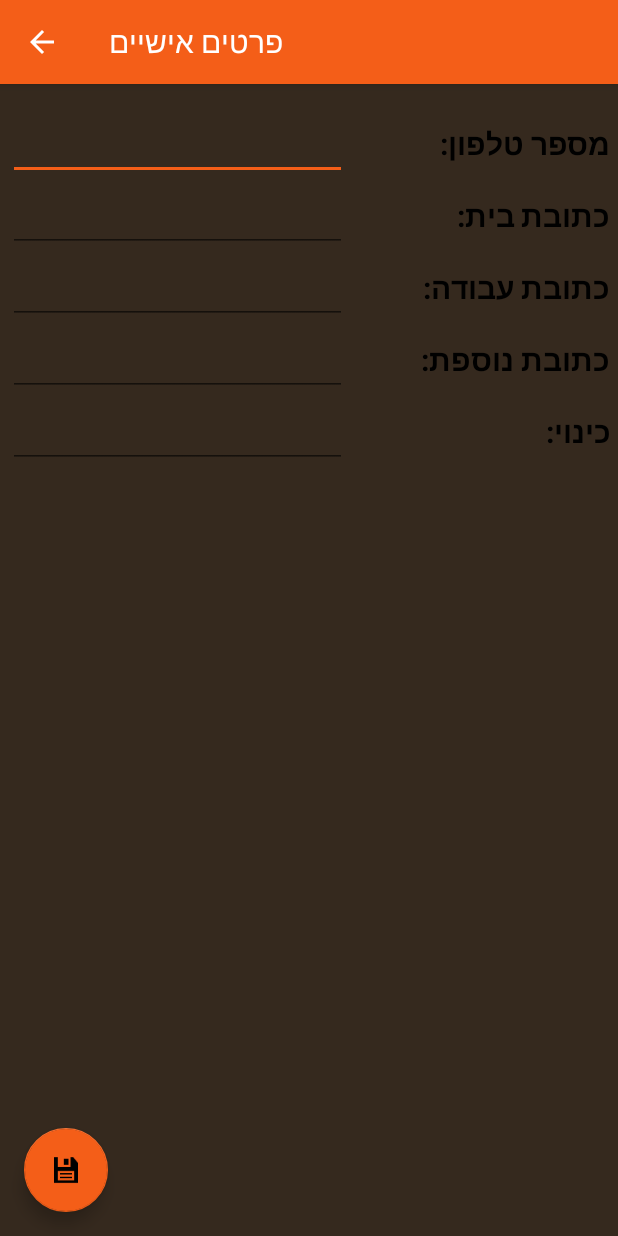
After one commit to MohamedShker/ChickenGrill-master, an Android app: the PersonalInformationActivity screen opened directly, with no data from a screen before it, on a phone screen of 412 x 824 dp. The commit adds this screen. Run offline under Robolectric (Android 15) with nearby library versions, the phone set to English and light mode, and no system bars; our stand-ins replace Firebase (no records; nobody signed in at launch, a user with empty details on screens opened directly); 1 statement that could not run was skipped.

```diff
--- a/app/src/main/java/tm/shker/mohamed/chickengrill/Activities/LoginActivity.java
+++ b/app/src/main/java/tm/shker/mohamed/chickengrill/Activities/LoginActivity.java
@@ -61,8 +61,6 @@ public class LoginActivity extends AppCompatActivity {
     private CallbackManager callBackManager;
     private TextInputLayout emailWrapper;
     private TextInputLayout passWrapper;
-    private AppManager appManager;//for initiating the user level attrbute mealOrderIndex(used in meal sides activity to save meal orders to firbase dataBase.
-
     @Override
     protected void onCreate(Bundle savedInstanceState) {
         super.onCreate(savedInstanceState);
@@ -81,8 +79,6 @@ public class LoginActivity extends AppCompatActivity {
         prepareGoogleBTN();
         Picasso.with(this).load(R.drawable.chicken_gril_logo).error(R.mipmap.ic_launcher).into(logo);
 
-        //init index to 0 for indexing meal order data and saving it in firebase database
-        appManager = (AppManager) getApplication();
     }
 
     private void prepareFacebookBTN() {
--- /dev/null
+++ b/app/src/main/java/tm/shker/mohamed/chickengrill/Activities/PersonalInformationActivity.java
@@ -0,0 +1,238 @@
+package tm.shker.mohamed.chickengrill.Activities;
+
+import android.content.DialogInterface;
+import android.os.Bundle;
+import android.support.annotation.NonNull;
+import android.support.design.widget.FloatingActionButton;
+import android.support.design.widget.Snackbar;
+import android.support.v7.app.AlertDialog;
+import android.support.v7.app.AppCompatActivity;
+import android.support.v7.widget.Toolbar;
+import android.text.Editable;
+import android.text.TextWatcher;
+import android.util.Log;
+import android.view.View;
+import android.widget.EditText;
+import android.widget.Toast;
+
+import com.google.android.gms.tasks.OnFailureListener;
+import com.google.android.gms.tasks.OnSuccessListener;
+import com.google.firebase.auth.FirebaseAuth;
+import com.google.firebase.database.DataSnapshot;
+import com.google.firebase.database.DatabaseError;
+import com.google.firebase.database.DatabaseReference;
+import com.google.firebase.database.FirebaseDatabase;
+import com.google.firebase.database.ValueEventListener;
+
+import java.util.ArrayList;
+
+import tm.shker.mohamed.chickengrill.Managers.Constants;
+import tm.shker.mohamed.chickengrill.Objects.User;
+import tm.shker.mohamed.chickengrill.R;
+
+public class PersonalInformationActivity extends AppCompatActivity {
+    EditText etPIAPhoneNumber, etPIAHomeAddress, etPIAWorkAddress, etPIARandomAddress, etPIANickName;
+    String lastChar, uid;
+    private int PreviousLength;
+    private boolean deleting;
+    DatabaseReference userREF;
+
+
+    @Override
+    protected void onCreate(Bundle savedInstanceState) {
+        super.onCreate(savedInstanceState);
+        setContentView(R.layout.activity_personal_information);
+        Toolbar toolbar = (Toolbar) findViewById(R.id.toolbar);
+        setSupportActionBar(toolbar);
+        getSupportActionBar().setDisplayHomeAsUpEnabled(true);
+
+        //init fields:
+        lastChar = " ";
+        uid = FirebaseAuth.getInstance().getCurrentUser().getUid();
+        userREF = FirebaseDatabase.getInstance().getReference().child("Users").child(uid);
+
+        initViews();
+
+        displayPersonalDetails();
+
+        enablePhoneNumFormatter();
+
+        FloatingActionButton fab = (FloatingActionButton) findViewById(R.id.fab);
+        fab.setOnClickListener(new View.OnClickListener() {
+            @Override
+            public void onClick(View view) {
+                savePhoneNumber();
+                saveAddresses();
+                saveNickName();
+            }
+        });
+
+    }
+
+
+
+    private void initViews() {
+        etPIAPhoneNumber = (EditText) findViewById(R.id.etPIAPhoneNumber);
+        etPIAHomeAddress = (EditText) findViewById(R.id.etPIAHomeAddress);
+        etPIAWorkAddress = (EditText) findViewById(R.id.etPIAWorkAddress);
+        etPIARandomAddress = (EditText) findViewById(R.id.etPIARandomAddress);
+        etPIANickName = (EditText) findViewById(R.id.etPIANickName);
+
+    }
+
+    private void displayPersonalDetails() {
+        userREF.addListenerForSingleValueEvent(new ValueEventListener() {
+            @Override
+            public void onDataChange(DataSnapshot dataSnapshot) {
+                User user = dataSnapshot.getValue(User.class);
+                Log.d(Constants.TAG, user.toString());
+                String phoneNumber = null;
+                String homeAddress = null;
+                String workAddress = null;
+                String randomAddress = null;
+                String nickName = null;
+                if(user != null) {
+                    phoneNumber = user.getPhoneNumber();
+                    nickName = user.getDisplayName();
+                    ArrayList<String> addresses = user.getAddresses();
+                    if(addresses != null && addresses.size()!=0) {
+                        homeAddress = user.getAddresses().get(0);
+                        homeAddress = homeAddress.substring(5);
+                        workAddress = user.getAddresses().get(1);
+                        workAddress = workAddress.substring(7);
+                        randomAddress = user.getAddresses().get(2);
+                    }
+                }
+
+                if (phoneNumber != null && phoneNumber.length()!=0) {
+                    etPIAPhoneNumber.setText(phoneNumber);
+                    etPIAPhoneNumber.setSelection(12);
+                }
+                if (homeAddress != null)
+                    etPIAHomeAddress.setText(homeAddress);
+                if (workAddress != null)
+                    etPIAWorkAddress.setText(workAddress);
+                if (randomAddress != null)
+                    etPIARandomAddress.setText(randomAddress);
+                if(nickName != null)
+                    etPIANickName.setText(nickName);
+            }
+
+            @Override
+            public void onCancelled(DatabaseError databaseError) {
+
+            }
+        });
+    }
+
+    private void savePhoneNumber() {
+        String phoneNumber = etPIAPhoneNumber.getText().toString();
+        if (phoneNumber.length() == 12) {
+            if (validatePhoneNumber()) {
+                userREF.child("phoneNumber").setValue(phoneNumber);
+            }
+        } else {
+            showError("המספר שהכנסת לא תקין, נסה שנית.", etPIAPhoneNumber);
+        }
+    }
+
+    private void saveAddresses() {
+        String homeAddress = etPIAHomeAddress.getText().toString();
+        String workAddress = etPIAWorkAddress.getText().toString();
+        String randomAddress = etPIARandomAddress.getText().toString();
+
+        ArrayList<String> addresses = new ArrayList<>();
+        addresses.add("בית: " +homeAddress);
+        addresses.add("עבודה: " +workAddress);
+        addresses.add(randomAddress);
+
+        userREF.child("addresses").setValue(addresses).addOnSuccessListener(new OnSuccessListener<Void>() {
+            @Override
+            public void onSuccess(Void aVoid) {
+                Toast.makeText(PersonalInformationActivity.this, "הפרטים נשמרו בהצלחה", Toast.LENGTH_SHORT).show();
+            }
+        }).addOnFailureListener(new OnFailureListener() {
+            @Override
+            public void onFailure(@NonNull Exception e) {
+                Toast.makeText(PersonalInformationActivity.this, "בעיה בשמירת פרטים, אנא בדוק את חיבור האינטרנט שלך", Toast.LENGTH_SHORT).show();
+            }
+        });
+    }
+
+    private void saveNickName() {
+        String nickName = etPIANickName.getText().toString();
+        if(nickName.length() !=0){
+            userREF.child("displayName").setValue(nickName);
+        }
+    }
+
+    private void enablePhoneNumFormatter() {
+
+        etPIAPhoneNumber.addTextChangedListener(new TextWatcher() {
+            @Override
+            public void beforeTextChanged(CharSequence s, int start, int count, int after) {
+                int digits = etPIAPhoneNumber.getText().toString().length();
+                if (digits > 1)
+                    lastChar = etPIAPhoneNumber.getText().toString().substring(digits - 1);
+                PreviousLength = s.length();
+            }
+
+            @Override
+            public void onTextChanged(CharSequence s, int start, int before, int count) {
+                deleting = PreviousLength > s.length();
+                int digits = etPIAPhoneNumber.getText().toString().length();
+                if (!deleting) {
+                    if (!lastChar.equals("-")) {
+                        if (digits == 2) {
+                            String areaCode = etPIAPhoneNumber.getText().toString();
+                            checkAreaCode(areaCode);
+                        } else if (digits == 3 || digits == 7) {
+                            etPIAPhoneNumber.append("-");
+                        } else if (digits == 12) {
+                            validatePhoneNumber();
+                        }
+                    }
+                } else {
+                    if (digits == 2) {
+                        etPIAPhoneNumber.setText("");
+                    }
+                }
+            }
+
+            @Override
+            public void afterTextChanged(Editable s) {
+
+            }
+        });
+    }
+
+    private void checkAreaCode(String areaCode) {
+
+        if (areaCode.equals("02") || areaCode.equals("03") || areaCode.equals("04") || areaCode.equals("08") || areaCode.equals("09")) {
+            etPIAPhoneNumber.setText("0" + areaCode);
+            etPIAPhoneNumber.setSelection(4);
+        } else if (!areaCode.equals("05") && !areaCode.equals("07")) {
+            showError("קידומת לא תקינה, נסה שנית", etPIAPhoneNumber);
+            etPIAPhoneNumber.setText("");
+        }
+
+    }
+
+    private boolean validatePhoneNumber() {
+        boolean ans = true;
+        String phoneNum = etPIAPhoneNumber.getText().toString();
+        if (phoneNum.replaceAll("\\D", "").length() != 10) {
+            //show error
+            ans = false;
+            showError("המספר שהכנסת לא תקין, נסה שנית.", etPIAPhoneNumber);
+            etPIAPhoneNumber.setText("");
+        }
+        return ans;
+    }
+
+    private void showError(String exception, View view) {
+        Toast.makeText(this, exception, Toast.LENGTH_SHORT).show();
+    }
+
+
+}
--- /dev/null
+++ b/app/src/main/res/layout/activity_personal_information.xml
@@ -0,0 +1,37 @@
+<?xml version="1.0" encoding="utf-8"?>
+<android.support.design.widget.CoordinatorLayout xmlns:android="http://schemas.android.com/apk/res/android"
+    xmlns:app="http://schemas.android.com/apk/res-auto"
+    xmlns:tools="http://schemas.android.com/tools"
+    android:layout_width="match_parent"
+    android:layout_height="match_parent"
+    android:fitsSystemWindows="true"
+    android:layoutDirection="ltr"
+    tools:context="tm.shker.mohamed.chickengrill.Activities.PersonalInformationActivity">
+
+    <android.support.design.widget.AppBarLayout
+        android:layout_width="match_parent"
+        android:layout_height="wrap_content"
+        android:layoutDirection="ltr"
+        android:theme="@style/AppTheme.AppBarOverlay">
+
+        <android.support.v7.widget.Toolbar
+            android:id="@+id/toolbar"
+            android:layout_width="match_parent"
+            android:layout_height="?attr/actionBarSize"
+            android:background="?attr/colorPrimary"
+            android:layoutDirection="ltr"
+            app:popupTheme="@style/AppTheme.PopupOverlay" />
+
+    </android.support.design.widget.AppBarLayout>
+
+    <include layout="@layout/content_personal_information" />
+
+    <android.support.design.widget.FloatingActionButton
+        android:id="@+id/fab"
+        android:layout_width="wrap_content"
+        android:layout_height="wrap_content"
+        android:layout_gravity="bottom|start"
+        android:layout_margin="@dimen/fab_margin"
+        app:srcCompat="@drawable/ic_action_save" />
+
+</android.support.design.widget.CoordinatorLayout>
--- /dev/null
+++ b/app/src/main/res/layout/content_personal_information.xml
@@ -0,0 +1,165 @@
+<?xml version="1.0" encoding="utf-8"?>
+<RelativeLayout xmlns:android="http://schemas.android.com/apk/res/android"
+    xmlns:app="http://schemas.android.com/apk/res-auto"
+    xmlns:tools="http://schemas.android.com/tools"
+    android:id="@+id/content_personal_information"
+    android:layout_width="match_parent"
+    android:layout_height="match_parent"
+    android:paddingBottom="@dimen/activity_vertical_margin"
+    android:paddingLeft="5dp"
+    android:paddingRight="5dp"
+    android:paddingTop="@dimen/activity_vertical_margin"
+    android:background="@color/orangeyBrown"
+    app:layout_behavior="@string/appbar_scrolling_view_behavior"
+    tools:context="tm.shker.mohamed.chickengrill.Activities.PersonalInformationActivity"
+    tools:showIn="@layout/activity_personal_information">
+
+    <LinearLayout
+        android:layout_width="match_parent"
+        android:layout_height="wrap_content"
+        android:orientation="vertical">
+
+        <LinearLayout
+            android:layout_width="match_parent"
+            android:layout_height="wrap_content"
+            android:orientation="horizontal"
+            android:layoutDirection="ltr">
+
+            <EditText
+                android:layout_width="0dp"
+                android:layout_height="wrap_content"
+                android:layout_weight="2"
+                android:textSize="20sp"
+                android:textColor="@color/white"
+                android:maxLength="12"
+                android:inputType="phone"
+                android:id="@+id/etPIAPhoneNumber"
+                />
+
+            <TextView
+                android:layout_width="0dp"
+                android:layout_height="wrap_content"
+                android:layout_weight="1.5"
+                android:text="מספר טלפון:"
+                android:textSize="20sp"
+                android:textStyle="bold"
+                android:textColor="@color/black"
+                android:layout_marginLeft="5dp"/>
+
+        </LinearLayout>
+
+        <LinearLayout
+            android:layout_width="match_parent"
+            android:layout_height="wrap_content"
+            android:orientation="horizontal"
+            android:layoutDirection="ltr">
+
+            <EditText
+                android:layout_width="0dp"
+                android:layout_height="wrap_content"
+                android:layout_weight="2"
+                android:textSize="20sp"
+                android:textColor="@color/white"
+                android:maxLines="3"
+                android:id="@+id/etPIAHomeAddress"
+                />
+
+            <TextView
+                android:layout_width="0dp"
+                android:layout_height="wrap_content"
+                android:layout_weight="1.5"
+                android:text="כתובת בית:"
+                android:textSize="20sp"
+                android:textStyle="bold"
+                android:textColor="@color/black"
+                android:layout_marginLeft="5dp"/>
+
+        </LinearLayout>
+
+        <LinearLayout
+            android:layout_width="match_parent"
+            android:layout_height="wrap_content"
+            android:orientation="horizontal"
+            android:layoutDirection="ltr">
+
+            <EditText
+                android:layout_width="0dp"
+                android:layout_height="wrap_content"
+                android:layout_weight="2"
+                android:textSize="20sp"
+                android:textColor="@color/white"
+                android:maxLines="3"
+                android:id="@+id/etPIAWorkAddress"
+                />
+
+            <TextView
+                android:layout_width="0dp"
+                android:layout_height="wrap_content"
+                android:layout_weight="1.5"
+                android:text="כתובת עבודה:"
+                android:textSize="20sp"
+                android:textStyle="bold"
+                android:textColor="@color/black"
+                android:layout_marginLeft="5dp"/>
+
+        </LinearLayout>
+
+        <LinearLayout
+            android:layout_width="match_parent"
+            android:layout_height="wrap_content"
+            android:orientation="horizontal"
+            android:layoutDirection="ltr">
+
+            <EditText
+                android:layout_width="0dp"
+                android:layout_height="wrap_content"
+                android:layout_weight="2"
+                android:textSize="20sp"
+                android:textColor="@color/white"
+                android:maxLines="3"
+                android:id="@+id/etPIARandomAddress"
+                />
+
+            <TextView
+                android:layout_width="0dp"
+                android:layout_height="wrap_content"
+                android:layout_weight="1.5"
+                android:text="כתובת נוספת:"
+                android:textSize="20sp"
+                android:textStyle="bold"
+                android:textColor="@color/black"
+                android:layout_marginLeft="5dp"/>
+
+        </LinearLayout>
+
+        <LinearLayout
+            android:layout_width="match_parent"
+            android:layout_height="wrap_content"
+            android:orientation="horizontal"
+            android:layoutDirection="ltr">
+
+            <EditText
+                android:layout_width="0dp"
+                android:layout_height="wrap_content"
+                android:layout_weight="2"
+                android:textSize="20sp"
+                android:textColor="@color/white"
+                android:maxLines="3"
+                android:id="@+id/etPIANickName"
+                />
+
+            <TextView
+                android:layout_width="0dp"
+                android:layout_height="wrap_content"
+                android:layout_weight="1.5"
+                android:text="כינוי:"
+                android:textSize="20sp"
+                android:textStyle="bold"
+                android:textColor="@color/black"
+                android:layout_marginLeft="5dp"/>
+
+        </LinearLayout>
+
+    </LinearLayout>
+
+</RelativeLayout>
--- a/app/src/main/res/menu/menu_main.xml
+++ b/app/src/main/res/menu/menu_main.xml
@@ -7,7 +7,7 @@
     <item
         android:id="@+id/action_settings"
         android:orderInCategory="2"
-        android:title="@string/action_settings"
+        android:title="@string/action_personal_information"
         app:showAsAction="never" />
     <item
         android:id="@+id/action_logout"
--- a/app/src/main/res/values/colors.xml
+++ b/app/src/main/res/values/colors.xml
@@ -3,7 +3,7 @@
     <color name="orange">#f45e18</color>
     <color name="white">#fff</color>
     <color name="black">#000</color>
-    <color name="gray">#414141</color>
+    <color name="gray">#a6a6a6</color>
     <color name="orangeyBrown">#35291e</color>
     <color name="colorPrimary">#f45e18</color>
     <color name="colorPrimaryDark">#f45e18</color>
--- a/app/src/main/res/values/strings.xml
+++ b/app/src/main/res/values/strings.xml
@@ -91,7 +91,7 @@
     </string>
 
     <!--for the main activity menu -->
-    <string name="action_settings">הגדרות</string>
+    <string name="action_personal_information">פרטים אישיים</string>
     <string name="action_logout">התנתק</string>
     <string name="action_about_us">עלינו</string>
 
@@ -104,6 +104,7 @@
     <string name="add_to_cart">הוסף לסל</string>
     <string name="total">סה\"כ:</string>
     <string name="insert_phone_number">אנא הכנס מספר ליצירת קשר :</string>
-    <string name="title_activity_settings">Settings</string>
+    <string name="title_activity_personal_information">פרטים אישיים</string>
+    <string name="title_activity_meal_sides">פרטי מנה</string>
 
 </resources>
```
Also changed, not shown: app/src/main/AndroidManifest.xml (+7 -5 lines), app/src/main/java/tm/shker/mohamed/chickengrill/Activities/MainActivity.java (+46 -9 lines), app/src/main/java/tm/shker/mohamed/chickengrill/Activities/MealSidesActivity.java (+1 -10 lines), app/src/main/java/tm/shker/mohamed/chickengrill/Activities/ShoppingCartActivity.java (+0 -14 lines), app/src/main/res/drawable-hdpi/ic_action_save.png (added), app/src/main/res/drawable-mdpi/ic_action_save.png (added), app/src/main/res/drawable-xhdpi/ic_action_save.png (added), app/src/main/res/drawable-xxhdpi/ic_action_save.png (added), app/src/main/res/drawable-xxxhdpi/ic_action_save.png (added), 1 other file.
